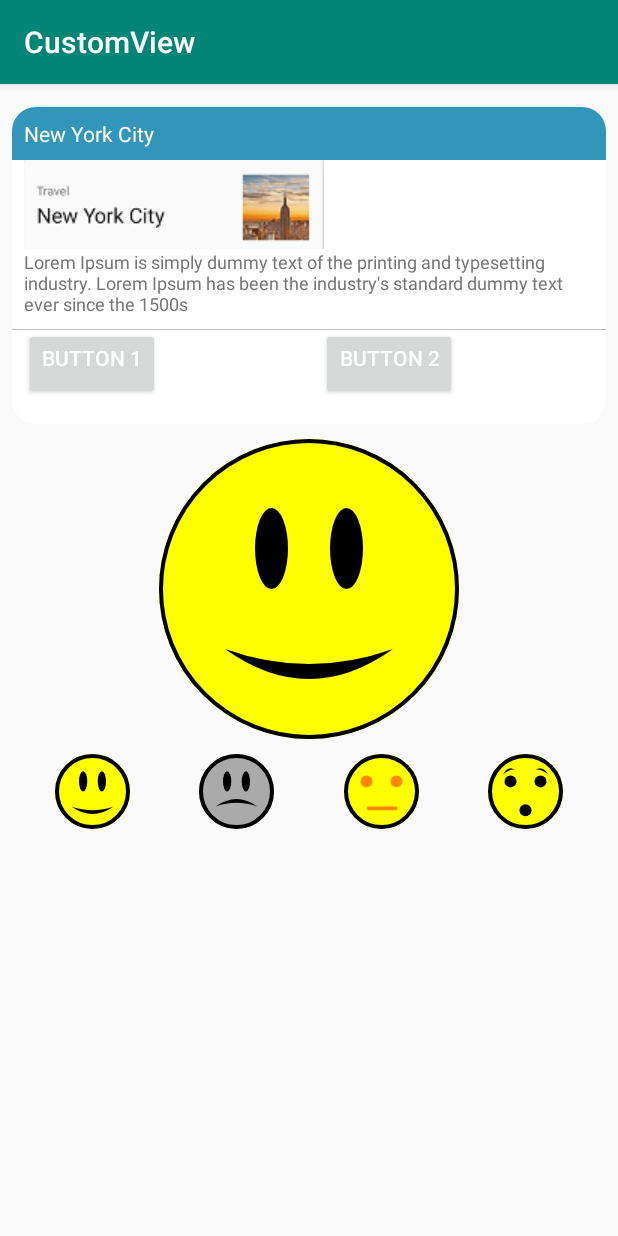
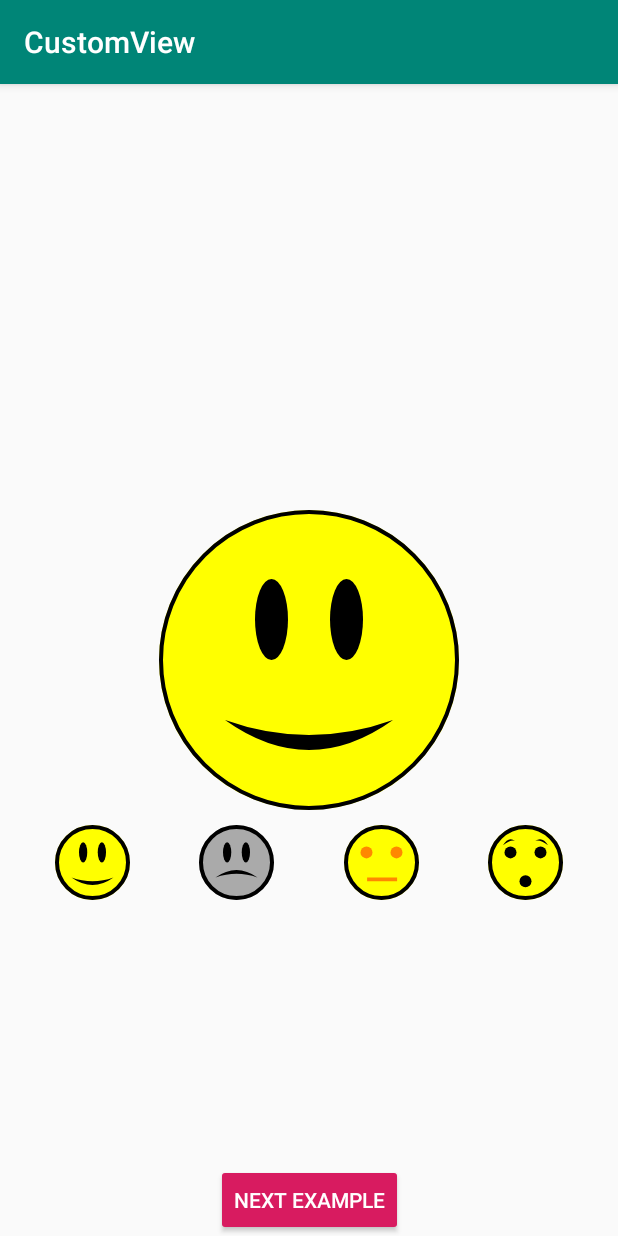
Before and after one commit to qqbnureke/CustomView, an Android app: the screen it shows after launch (MainActivity), on a phone screen of 412 x 824 dp. Run offline under Robolectric (Android 15) with nearby library versions, the phone set to English and light mode, and no system bars.

Commit message:
Third commit

```diff
--- a/app/src/main/AndroidManifest.xml
+++ b/app/src/main/AndroidManifest.xml
@@ -9,6 +9,7 @@
         android:roundIcon="@mipmap/ic_launcher_round"
         android:supportsRtl="true"
         android:theme="@style/AppTheme">
+        <activity android:name=".ViewGroupExample"></activity>
         <activity android:name=".MainActivity">
             <intent-filter>
                 <action android:name="android.intent.action.MAIN" />
--- a/app/src/main/java/com/nurda/customview/MainActivity.java
+++ b/app/src/main/java/com/nurda/customview/MainActivity.java
@@ -1,22 +1,13 @@
 package com.nurda.customview;
 
+import android.content.Intent;
 import android.support.v7.app.AppCompatActivity;
 import android.os.Bundle;
 import android.view.View;
 
-import com.nurda.customview.model.CardInfo;
-import com.nurda.customview.views.CardView;
 import com.nurda.customview.views.EmojiView;
 
 public class MainActivity extends AppCompatActivity implements View.OnClickListener {
-
-    private static final CardInfo cardInfo = new CardInfo(
-            "travel",
-            "New York City",
-            "Lorem Ipsum is simply dummy text of the printing and typesetting industry." +
-                    " Lorem Ipsum has been the industry's standard dummy text ever since the 1500s",
-            R.drawable.imagee,
-            "Button 1", "Button 2");
 
     EmojiView emojiView;
 
@@ -24,17 +15,6 @@ public class MainActivity extends AppCompatActivity implements View.OnClickListe
     protected void onCreate(Bundle savedInstanceState) {
         super.onCreate(savedInstanceState);
         setContentView(R.layout.activity_main);
-
-
-
-        final CardView customFlightView = findViewById(R.id.flight_view);
-//        customFlightView.setOnClickListener(new View.OnClickListener() {
-//            @Override
-//            public void onClick(View view) {
-//                Toast.makeText(MainActivity.this, "Flying", Toast.LENGTH_SHORT).show();
-//            }
-//        });
-        customFlightView.bindFlight(cardInfo);
 
         emojiView = findViewById(R.id.emoji_view);
 
@@ -47,6 +27,8 @@ public class MainActivity extends AppCompatActivity implements View.OnClickListe
             case R.id.sad_emoji: emojiView.setHappinessState(EmojiView.SAD); break;
             case R.id.shocked_emoji: emojiView.setHappinessState(EmojiView.SHOCKED); break;
             case R.id.neutral_emoji: emojiView.setHappinessState(EmojiView.NEUTRAL); break;
+            case R.id.next_button:
+                startActivity(new Intent(this, ViewGroupExample.class));
         }
     }
 }
--- a/app/src/main/java/com/nurda/customview/model/CardInfo.java
+++ b/app/src/main/java/com/nurda/customview/model/CardInfo.java
@@ -5,22 +5,16 @@ public class CardInfo {
     private String topic;
     private String description;
     private int image;
-    private String action1;
-    private String action2;
 
     public CardInfo( String subtopic,
                         String topic,
                         String description,
-                        int image,
-                        String action1,
-                        String action2) {
+                        int image) {
 
         this.subtopic = subtopic;
         this.topic = topic;
         this.description = description;
         this.image = image;
-        this.action1 = action1;
-        this.action2 = action2;
     }
 
     public String getSubtopic() {
@@ -39,11 +33,4 @@ public class CardInfo {
         return image;
     }
 
-    public String getAction1() {
-        return action1;
-    }
-
-    public String getAction2() {
-        return action2;
-    }
 }
--- a/app/src/main/java/com/nurda/customview/views/CardView.java
+++ b/app/src/main/java/com/nurda/customview/views/CardView.java
@@ -2,6 +2,7 @@ package com.nurda.customview.views;
 
 import android.content.Context;
 import android.content.res.Resources;
+import android.content.res.TypedArray;
 import android.graphics.Canvas;
 import android.graphics.Paint;
 import android.graphics.RectF;
@@ -28,14 +29,17 @@ public class CardView extends ViewGroup {
     private int subtopicTextColor;
     private int descriptionTextColor;
     private int dividerColor;
+    private int buttonTextColor;
 
     private int paddingHorizontal;
     private int paddingVertical;
     private int paddingInner;
-    private int dividerHeight;
+    private float dividerWidth;
     private int cornerRadius;
 
+    private float headerTextSize;
     private float subtopicTextSize;
+    private float buttonTextSize;
     private float descriptionTextSize;
 
     private Paint paint;
@@ -49,80 +53,107 @@ public class CardView extends ViewGroup {
     private ImageView cardImageView;
 
     public CardView( Context context) {
-        super(context);
-        init(context);
+        this(context, null);
     }
 
     public CardView( Context context, AttributeSet attrs) {
         super(context, attrs);
-        init(context);
+        init(attrs);
     }
 
     public CardView( Context context, AttributeSet attrs, int defStyleAttr) {
         super(context, attrs, defStyleAttr);
-        init(context);
+        init(attrs);
     }
 
-    private void init(Context context){
+    private void init(AttributeSet attrs){
         setClipToPadding(false);
 
-        // Prepare colors
-        headerColor = ContextCompat.getColor(context, R.color.primary);
-        headerTextColor = ContextCompat.getColor(context, R.color.white_text);
-        cardBackgroundColor = ContextCompat.getColor(context, R.color.white);
-        subtopicTextColor = ContextCompat.getColor(context, R.color.primary_text);
-        descriptionTextColor = ContextCompat.getColor(context, R.color.secondary_text);
-        dividerColor = ContextCompat.getColor(context, R.color.divider);
+        headerColor = ContextCompat.getColor(getContext(), R.color.primary);
+        headerTextColor = ContextCompat.getColor(getContext(), R.color.white_text);
+        cardBackgroundColor = ContextCompat.getColor(getContext(), R.color.white);
+        subtopicTextColor = ContextCompat.getColor(getContext(), R.color.primary_text);
+        descriptionTextColor = ContextCompat.getColor(getContext(), R.color.secondary_text);
+        dividerColor = ContextCompat.getColor(getContext(), R.color.divider);
+        buttonTextColor = ContextCompat.getColor(getContext(), R.color.primary);
 
-        // Prepare paddings
         paddingHorizontal = dpToPx(8);
         paddingVertical = dpToPx(8);
         paddingInner = dpToPx(8);
-        dividerHeight = dpToPx(1);
+        dividerWidth = dpToPx(1);
         cornerRadius = dpToPx(16);
 
-        // Prepare text sizes
-        subtopicTextSize = 14;
-        descriptionTextSize = 12;
+        headerTextSize = 14f;
+        subtopicTextSize = 12f;
+        buttonTextSize = 14f;
+        descriptionTextSize = 12f;
 
         paint = new Paint();
         rect = new RectF();
 
+        setupAttributes(attrs);
 
-        // Instantiate, setup and attach child views
-        topicTextView = new TextView(context);
-        topicTextView.setTextSize(subtopicTextSize);
+        attachChildViews();
+    }
+
+    private void setupAttributes(AttributeSet attrs){
+
+        TypedArray ta = getContext().obtainStyledAttributes(attrs, R.styleable.CardView);
+
+        headerColor = ta.getColor(R.styleable.CardView_headerColor, headerColor);
+        headerTextColor = ta.getColor(R.styleable.CardView_headerTextColor, headerTextColor);
+        cardBackgroundColor = ta.getColor(R.styleable.CardView_cardBackgroundColor, cardBackgroundColor);
+        descriptionTextColor = ta.getColor(R.styleable.CardView_descriptionTextColor, descriptionTextColor);
+        dividerColor = ta.getColor(R.styleable.CardView_dividerColor, dividerColor);
+        buttonTextColor = ta.getColor(R.styleable.CardView_buttonTextColor, buttonTextColor);
+
+        headerTextSize = ta.getDimension(R.styleable.CardView_headerTextSize, headerTextSize);
+        descriptionTextSize = ta.getDimension(R.styleable.CardView_descriptionTextSize, descriptionTextSize);
+        dividerWidth = ta.getDimension(R.styleable.CardView_dividerWidth, dividerWidth);
+
+
+        ta.recycle();
+    }
+
+    private void attachChildViews(){
+        topicTextView = new TextView(getContext());
+        topicTextView.setTextSize(headerTextSize);
         topicTextView.setTextColor(headerTextColor);
         topicTextView.setGravity(Gravity.START);
         addView(topicTextView);
 
-        subtopicTextView = new TextView(context);
+        subtopicTextView = new TextView(getContext());
         subtopicTextView.setTextSize(subtopicTextSize);
         subtopicTextView.setTextColor(subtopicTextColor);
         subtopicTextView.setGravity(Gravity.START);
         addView(subtopicTextView);
 
-        descriptionTextView = new TextView(context);
+        descriptionTextView = new TextView(getContext());
         descriptionTextView.setTextSize(descriptionTextSize);
         descriptionTextView.setTextColor(descriptionTextColor);
         descriptionTextView.setGravity(Gravity.START);
         addView(descriptionTextView);
 
-        action1 = new Button(context);
-        action1.setTextSize(subtopicTextSize);
-        action1.setTextColor(headerTextColor);
-        action1.setGravity(Gravity.START);
+        action1 = new Button(getContext());
+        action1.setTextSize(buttonTextSize);
+        action1.setTextColor(buttonTextColor);
+        action1.setText("Добавить");
+        action1.setBackgroundColor(getResources().getColor(android.R.color.transparent));
+        action1.setGravity(Gravity.CENTER);
         addView(action1);
 
-        action2 = new Button(context);
-        action2.setTextSize(subtopicTextSize);
-        action2.setTextColor(headerTextColor);
-        action2.setGravity(Gravity.END);
+        action2 = new Button(getContext());
+        action2.setTextSize(buttonTextSize);
+        action2.setTextColor(buttonTextColor);
+        action2.setText("Перейти");
+        action2.setBackgroundColor(getResources().getColor(android.R.color.transparent));
+        action2.setGravity(Gravity.CENTER);
         addView(action2);
 
-        cardImageView = new ImageView(context);
+        cardImageView = new ImageView(getContext());
         cardImageView.setImageResource(R.drawable.imagee);
         addView(cardImageView);
+
     }
 
     @Override
@@ -145,10 +176,10 @@ public class CardView extends ViewGroup {
         canvas.drawRoundRect( rect, cornerRadius, cornerRadius, paint);
         canvas.restore();
 
-        paint.setStrokeWidth(dividerHeight);
+        paint.setStrokeWidth(dividerWidth);
         paint.setColor(dividerColor);
         final float largeDividerY = descriptionTextView.getBottom() + paddingInner
-                + dividerHeight / 2f + 1;
+                + dividerWidth / 2f + 1;
         canvas.drawLine(0, largeDividerY, width, largeDividerY, paint);
 
         super.dispatchDraw(canvas);
@@ -163,7 +194,6 @@ public class CardView extends ViewGroup {
         final int footerButtonWidth = widthMeasureSpec / 2 - paddingHorizontal;
         final int headerTextWidth = widthMeasureSpec / 2 - paddingHorizontal;
 
-        //Specify max width for the components
         cardImageView.setMaxWidth(bodyTextWidth);
         descriptionTextView.setMaxWidth(bodyTextWidth);
         action1.setMaxWidth(footerButtonWidth);
@@ -178,13 +208,14 @@ public class CardView extends ViewGroup {
 
         final int heightUsed = paddingVertical +
                 topicTextView.getMeasuredHeight() +
+                paddingInner + paddingInner +
+                subtopicTextView.getMeasuredHeight() +
                 paddingInner +
                 cardImageView.getMeasuredHeight() +
                 paddingInner +
                 descriptionTextView.getMeasuredHeight() +
-                paddingInner +
-                Math.max(action1.getMeasuredHeight(), action2.getMeasuredHeight()) +
-                paddingVertical;
+                paddingInner + paddingInner +
+                Math.max(action1.getMeasuredHeight(), action2.getMeasuredHeight());
 
         setMeasuredDimension(widthMeasureSpec, heightUsed);
     }
@@ -199,8 +230,6 @@ public class CardView extends ViewGroup {
 
         int heightUsed = paddingVertical;
 
-
-        //Layout rows by one-one
         topicTextView.layout(
                 leftBorder,
                 heightUsed,
@@ -210,12 +239,21 @@ public class CardView extends ViewGroup {
 
         heightUsed += topicTextView.getMeasuredHeight() + paddingInner;
 
-        cardImageView.layout(
+        subtopicTextView.layout(
                 leftBorder,
                 heightUsed,
-                leftBorder + cardImageView.getMeasuredWidth(),
+                leftBorder + subtopicTextView.getMeasuredWidth(),
+                heightUsed + subtopicTextView.getMeasuredHeight()
+        );
+        heightUsed += subtopicTextView.getMeasuredHeight() + paddingInner;
+
+        cardImageView.layout(
+                centerHorizontal - cardImageView.getMeasuredWidth() / 2,
+                heightUsed,
+                centerHorizontal + cardImageView.getMeasuredWidth() - cardImageView.getMeasuredWidth() / 2,
                 heightUsed + cardImageView.getMeasuredHeight()
         );
+
 
         heightUsed += cardImageView.getMeasuredHeight();
 
@@ -226,7 +264,7 @@ public class CardView extends ViewGroup {
                 heightUsed + descriptionTextView.getMeasuredHeight()
         );
 
-        heightUsed += descriptionTextView.getMeasuredHeight() + paddingInner;
+        heightUsed += descriptionTextView.getMeasuredHeight() + paddingInner*2;
 
         action1.layout(
                 leftBorder,
@@ -235,23 +273,20 @@ public class CardView extends ViewGroup {
                 heightUsed + action1.getMeasuredHeight()
         );
         action2.layout(
-                centerHorizontal + paddingHorizontal,
+                action1.getMeasuredWidth() + paddingHorizontal*2,
                 heightUsed,
-                centerHorizontal + action2.getMeasuredWidth() + paddingHorizontal,
+                action1.getMeasuredWidth() + action2.getMeasuredWidth() + paddingHorizontal*3,
                 heightUsed + action2.getMeasuredHeight()
         );
-        heightUsed += Math.max(action1.getMeasuredHeight(), action2.getMeasuredHeight()) + paddingInner;
-
 
     }
 
-    public void bindFlight(CardInfo cardInfo){
+    public void bindCard(CardInfo cardInfo){
         topicTextView.setText(cardInfo.getTopic());
         subtopicTextView.setText(cardInfo.getSubtopic());
         descriptionTextView.setText(cardInfo.getDescription());
         cardImageView.setImageResource(cardInfo.getImage());
-        action1.setText(cardInfo.getAction1());
-        action2.setText(cardInfo.getAction2());
+
     }
 
     private int dpToPx(int dp){
--- a/app/src/main/java/com/nurda/customview/views/EmojiView.java
+++ b/app/src/main/java/com/nurda/customview/views/EmojiView.java
@@ -6,11 +6,9 @@ import android.graphics.Canvas;
 import android.graphics.Color;
 import android.graphics.Paint;
 import android.graphics.Path;
-import android.graphics.Rect;
 import android.graphics.RectF;
 import android.support.annotation.Nullable;
 import android.util.AttributeSet;
-import android.util.Log;
 import android.view.View;
 
 import com.nurda.customview.R;
--- a/app/src/main/res/layout/activity_main.xml
+++ b/app/src/main/res/layout/activity_main.xml
@@ -7,27 +7,15 @@
     android:clipToPadding="false"
     tools:context=".MainActivity">
 
-    <com.nurda.customview.views.CardView
-        android:layout_width="match_parent"
-        android:layout_height="wrap_content"
-        android:layout_marginLeft="8dp"
-        android:layout_marginRight="8dp"
-        android:layout_marginTop="15dp"
-        android:id="@+id/flight_view"
-        app:layout_constraintTop_toTopOf="parent"
-        app:layout_constraintStart_toStartOf="parent"
-        app:layout_constraintEnd_toEndOf="parent"/>
-
-
     <com.nurda.customview.views.EmojiView
         android:id="@+id/emoji_view"
         android:layout_width="200dp"
         android:layout_height="200dp"
         android:layout_margin="10dp"
-        android:layout_toRightOf="@id/happy_emoji"
-        app:layout_constraintTop_toBottomOf="@id/flight_view"
+        app:layout_constraintTop_toTopOf="parent"
         app:layout_constraintStart_toStartOf="parent"
         app:layout_constraintEnd_toEndOf="parent"
+        app:layout_constraintBottom_toBottomOf="parent"
         />
 
 
@@ -47,11 +35,10 @@
         android:layout_width="50dp"
         android:layout_height="50dp"
         android:layout_margin="10dp"
-        android:layout_toRightOf="@id/emoji_view"
+        android:layout_toEndOf="@id/emoji_view"
         app:state="sad"
         android:onClick="onClick"
         app:faceColor="@android:color/darker_gray"
-
         app:layout_constraintTop_toBottomOf="@id/emoji_view"
         app:layout_constraintStart_toEndOf="@id/happy_emoji"
         app:layout_constraintEnd_toStartOf="@id/neutral_emoji"
@@ -62,7 +49,7 @@
         android:layout_width="50dp"
         android:layout_height="50dp"
         android:layout_margin="10dp"
-        android:layout_toLeftOf="@id/emoji_view"
+        android:layout_toStartOf="@id/emoji_view"
         android:layout_below="@id/happy_emoji"
         app:state="neutral"
         app:mouthColor="@android:color/holo_orange_dark"
@@ -78,7 +65,7 @@
         android:layout_width="50dp"
         android:layout_height="50dp"
         android:layout_margin="10dp"
-        android:layout_toRightOf="@id/emoji_view"
+        android:layout_toEndOf="@id/emoji_view"
         android:layout_below="@id/sad_emoji"
         app:state="shocked"
         android:onClick="onClick"
@@ -86,4 +73,16 @@
         app:layout_constraintStart_toEndOf="@id/neutral_emoji"
         app:layout_constraintEnd_toEndOf="parent"
         />
+
+    <Button
+        android:id="@+id/next_button"
+        android:layout_width="wrap_content"
+        android:layout_height="wrap_content"
+        style="@style/Widget.AppCompat.Button.Colored"
+        android:text="@string/next_example"
+        app:layout_constraintStart_toStartOf="parent"
+        app:layout_constraintEnd_toEndOf="parent"
+        app:layout_constraintBottom_toBottomOf="parent"
+        android:onClick="onClick"
+        />
 </android.support.constraint.ConstraintLayout>
--- a/app/src/main/res/values/colors.xml
+++ b/app/src/main/res/values/colors.xml
@@ -3,6 +3,8 @@
     <color name="colorPrimary">#008577</color>
     <color name="colorPrimaryDark">#00574B</color>
     <color name="colorAccent">#D81B60</color>
+
+    <color name="grey">#EBE8EB</color>
 
     <color name="primary">#3295ba</color>
     <color name="primary_dark">#1785aa</color>
--- a/app/src/main/res/values/strings.xml
+++ b/app/src/main/res/values/strings.xml
@@ -1,3 +1,4 @@
 <resources>
     <string name="app_name">CustomView</string>
+    <string name="next_example">Next Example</string>
 </resources>
```
Also changed, not shown: app/src/main/res/values/attrs.xml (+12 -0 lines).
